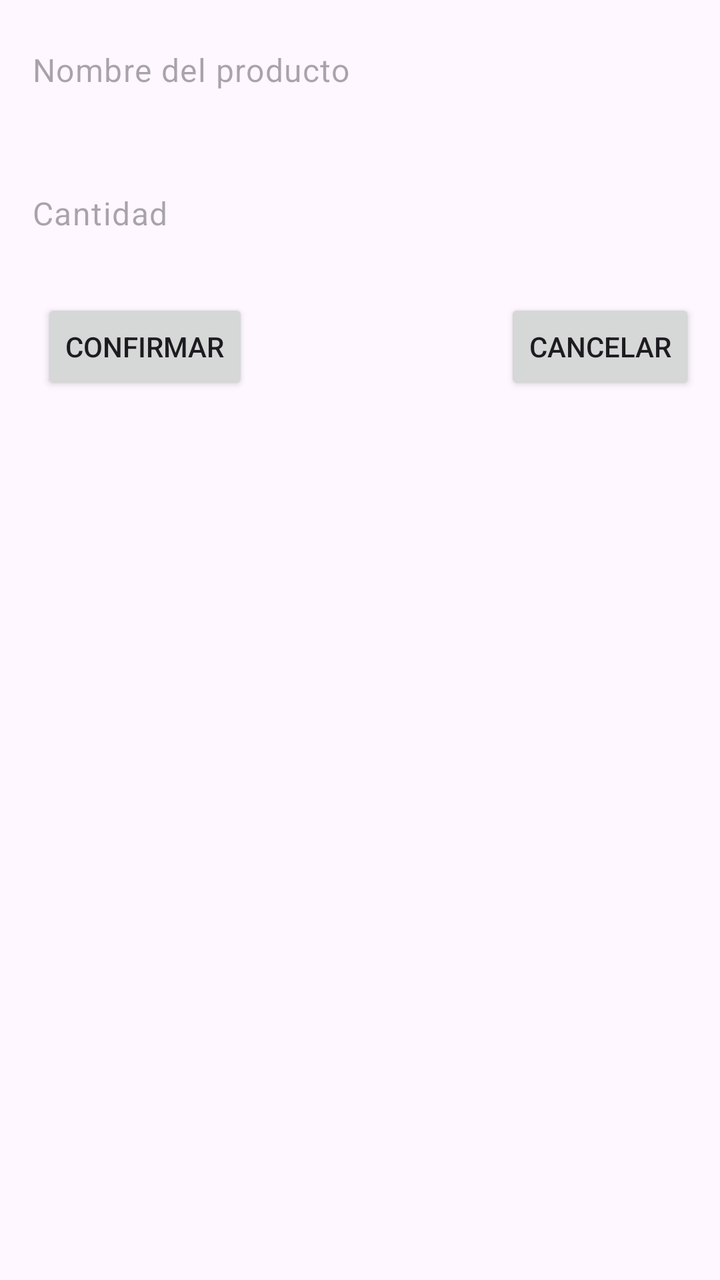
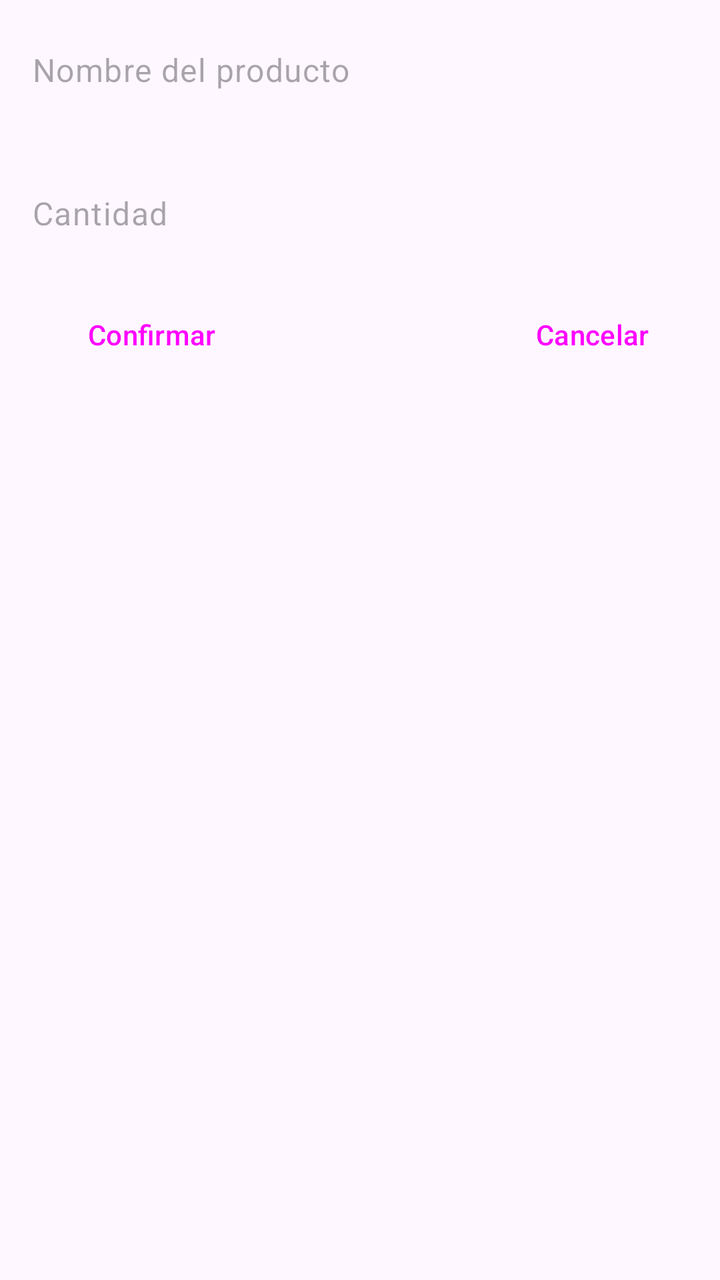

Screens rendered from an Android XML layout before and after an edit, with the pre-edit source and the edit as a unified diff.
<!-- AndroidManifest.xml: application theme Theme.KotlinTest -->
<!-- res/layout/activity_crear_producto.xml -->
<?xml version="1.0" encoding="utf-8"?>
<androidx.constraintlayout.widget.ConstraintLayout xmlns:android="http://schemas.android.com/apk/res/android"
    xmlns:app="http://schemas.android.com/apk/res-auto"
    xmlns:tools="http://schemas.android.com/tools"
    android:id="@+id/main"
    android:layout_width="match_parent"
    android:layout_height="match_parent"
    tools:context=".CrearProducto">

    <EditText
        android:id="@+id/et_nombre"
        style="@style/Widget.Material3.AutoCompleteTextView.FilledBox"
        android:layout_width="0dp"
        android:layout_height="wrap_content"
        android:ems="10"
        android:hint="@string/placeholder_nombre"
        android:inputType="text"
        app:layout_constraintEnd_toEndOf="parent"
        app:layout_constraintStart_toStartOf="parent"
        app:layout_constraintTop_toTopOf="parent" />

    <EditText
        android:id="@+id/et_cantidad"
        style="@style/Widget.Material3.AutoCompleteTextView.FilledBox"
        android:layout_width="0dp"
        android:layout_height="wrap_content"
        android:layout_marginTop="16dp"
        android:ems="10"
        android:hint="@string/placeholder_cantidad"
        android:inputType="number|numberSigned"
        app:layout_constraintEnd_toEndOf="parent"
        app:layout_constraintStart_toStartOf="parent"
        app:layout_constraintTop_toBottomOf="@+id/et_nombre" />

    <LinearLayout
        android:layout_width="wrap_content"
        android:layout_height="wrap_content"
        android:layout_marginTop="16dp"
        android:orientation="horizontal"
        app:layout_constraintEnd_toEndOf="parent"
        app:layout_constraintStart_toStartOf="parent"
        app:layout_constraintTop_toBottomOf="@+id/et_cantidad"
        style="?android:attr/buttonBarButtonStyle">

        <Button
            android:id="@+id/bt_confirmar"
            android:layout_width="wrap_content"
            android:layout_height="wrap_content"
            android:layout_marginEnd="128dp"
            android:layout_weight="1"
            android:text="@string/btn_confirmar" />

        <Button
            android:id="@+id/bt_cancelar"
            android:layout_width="wrap_content"
            android:layout_height="wrap_content"
            android:layout_weight="1"
            android:text="@string/btn_cancelar" />
    </LinearLayout>
</androidx.constraintlayout.widget.ConstraintLayout>
<!-- resources referenced by this layout -->
<resources>
  <string name="btn_cancelar">Cancelar</string>
  <string name="btn_confirmar">Confirmar</string>
  <string name="placeholder_cantidad">Cantidad</string>
  <string name="placeholder_nombre">Nombre del producto</string>
  <style name="Theme.KotlinTest" parent="Base.Theme.KotlinTest" />
  <style name="Base.Theme.KotlinTest" parent="Theme.Material3.DayNight.NoActionBar">
          
          
      </style>
</resources>

<!-- the commit's change to res/layout/activity_crear_producto.xml (unified diff, before → after) -->
@@ -40,7 +40,7 @@
         app:layout_constraintEnd_toEndOf="parent"
         app:layout_constraintStart_toStartOf="parent"
         app:layout_constraintTop_toBottomOf="@+id/et_cantidad"
-        style="?android:attr/buttonBarButtonStyle">
+        style="?android:attr/buttonBarStyle">
 
         <Button
             android:id="@+id/bt_confirmar"
@@ -48,6 +48,7 @@
             android:layout_height="wrap_content"
             android:layout_marginEnd="128dp"
             android:layout_weight="1"
+            style="?android:attr/buttonBarButtonStyle"
             android:text="@string/btn_confirmar" />
 
         <Button
@@ -55,6 +56,7 @@
             android:layout_width="wrap_content"
             android:layout_height="wrap_content"
             android:layout_weight="1"
+            style="?android:attr/buttonBarButtonStyle"
             android:text="@string/btn_cancelar" />
     </LinearLayout>
 </androidx.constraintlayout.widget.ConstraintLayout>
